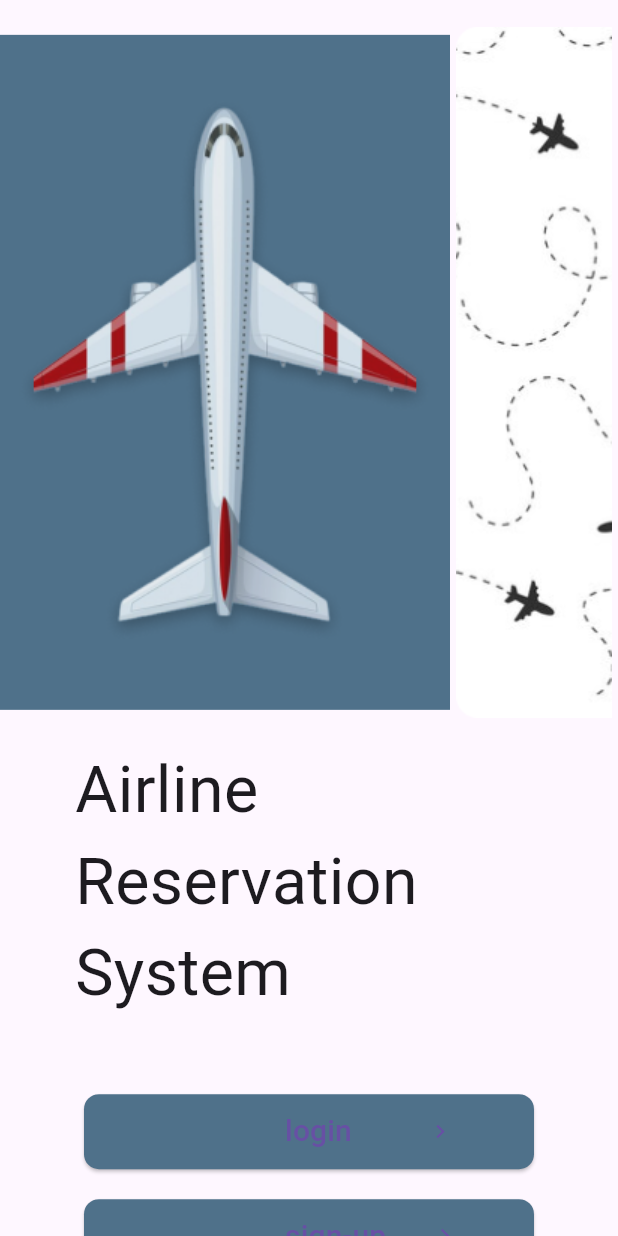
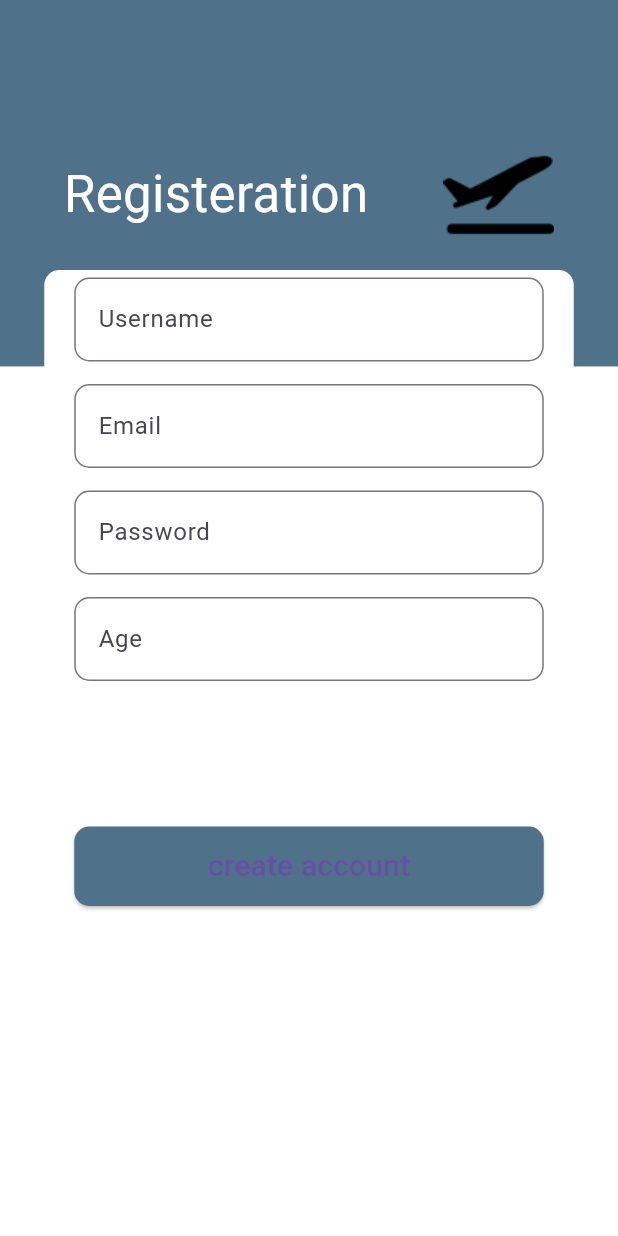
Before and after one commit to Youssef10Elbakry/airline_reservation_system_project, a Flutter app: the screen it shows after launch, after a tap on "sign-up", on a phone screen of 412 x 824 dp. Run offline on Flutter 3.47's test engine with Material 3 defaults, Android fonts, the phone set to English and light mode, and no system bars.

Commit message:
Finished registeration screen

```diff
--- a/lib/main.dart
+++ b/lib/main.dart
@@ -6,6 +6,7 @@ void main() {
   runApp(MaterialApp(
     routes: {
       HomeScreen.screenName: (_) =>  const HomeScreen(),
+      RegisterationScreen.screenName: (_) => RegisterationScreen()
     },
     initialRoute: HomeScreen.screenName,
   )
--- a/lib/ui/Auth/Registeration/registeration_screen.dart
+++ b/lib/ui/Auth/Registeration/registeration_screen.dart
@@ -0,0 +1,68 @@
+import 'package:airline_reservation_system/ui/Auth/myTextFormField.dart';
+import 'package:flutter/cupertino.dart';
+import 'package:flutter/material.dart';
+
+class RegisterationScreen extends StatelessWidget {
+  static String screenName = "Registration Screen";
+  List hintTexts = ["Username", "Email", "Password", "Age"];
+  List inputTypes = [TextInputType.name, TextInputType.emailAddress, TextInputType.visiblePassword, TextInputType.number];
+  RegisterationScreen({super.key});
+
+  @override
+  Widget build(BuildContext context) {
+    return Container(
+      decoration: const BoxDecoration(image: DecorationImage(fit: BoxFit.cover,image: AssetImage("assets/Registeration/background.png"))),
+      child: Scaffold(
+        resizeToAvoidBottomInset: false,
+        backgroundColor: Colors.transparent,
+        body: Column(
+          children: [
+            const SizedBox(height: 100,),
+            const Row(
+              mainAxisAlignment: MainAxisAlignment.center,
+              children: [
+                Text("Registeration", style: TextStyle(fontSize: 34, color: Colors.white),),
+                SizedBox(width: 50,),
+                Image(image: AssetImage("assets/Registeration/takeoff-the-plane 1.png"))
+              ],
+            ),
+            const SizedBox(height: 20,),
+            Container(
+              decoration: BoxDecoration(
+                color: Colors.white,
+                borderRadius: BorderRadius.circular(10)
+              ),
+              padding: const EdgeInsets.only(top: 5, bottom: 20, left: 20, right: 20),
+              width: 353,
+              height: 444,
+              child:Column(
+                children: [
+                  Expanded(child: ListView.builder(itemCount: 4, itemBuilder: (_, index )=>Column(
+                    children: [
+                      index == 0 ?const SizedBox(height: 0,) : const SizedBox(height: 15,),
+                      MyTextFormField(hintText: hintTexts[index], inputType: inputTypes[index],),
+                    ],
+                  ))),
+                  const SizedBox(height: 20,),
+                  SizedBox(
+                    width: 325,
+                    height: 53,
+                    child: ElevatedButton(onPressed: (){},
+                      style: ElevatedButton.styleFrom(
+                        shape: RoundedRectangleBorder(
+                          borderRadius: BorderRadius.circular(10)
+                        ),
+                          backgroundColor: const Color(0xff4F718A)),
+                        child: const Text("create account", style: TextStyle(fontSize: 20),),
+                    ),
+                  )
+                ],
+              )
+              ),
+
+          ],
+        ),
+      ),
+    );
+  }
+}
--- a/lib/ui/Auth/myTextFormField.dart
+++ b/lib/ui/Auth/myTextFormField.dart
@@ -11,6 +11,7 @@ class MyTextFormField extends StatelessWidget {
     return TextFormField(
 
       keyboardType: inputType,
+      obscureText: inputType == TextInputType.visiblePassword,
       decoration: InputDecoration(
         border: OutlineInputBorder(
           borderRadius: BorderRadius.circular(10)
--- a/lib/ui/home_screen.dart
+++ b/lib/ui/home_screen.dart
@@ -73,6 +73,7 @@ class HomeScreen extends StatelessWidget {
             children: [
               ElevatedButton(
                 onPressed: (){
+                  Navigator.pushNamed(context, RegisterationScreen.screenName);
                 },
                 style: ElevatedButton.styleFrom(
                     primary: const Color(0xff4F718A),
```
